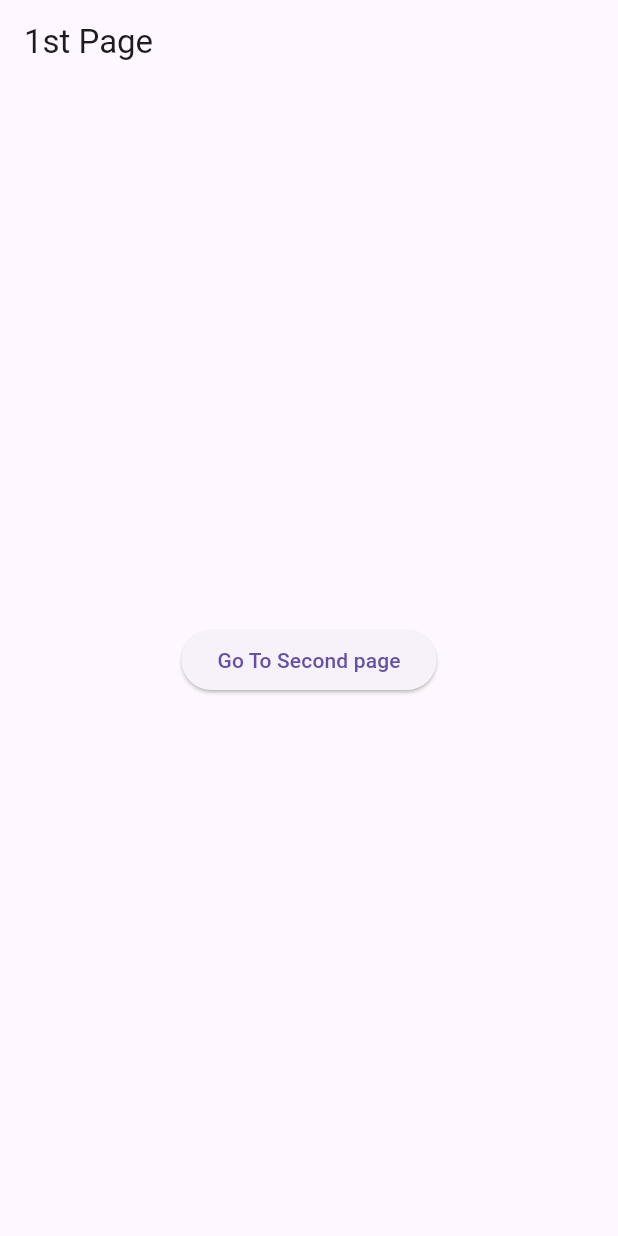
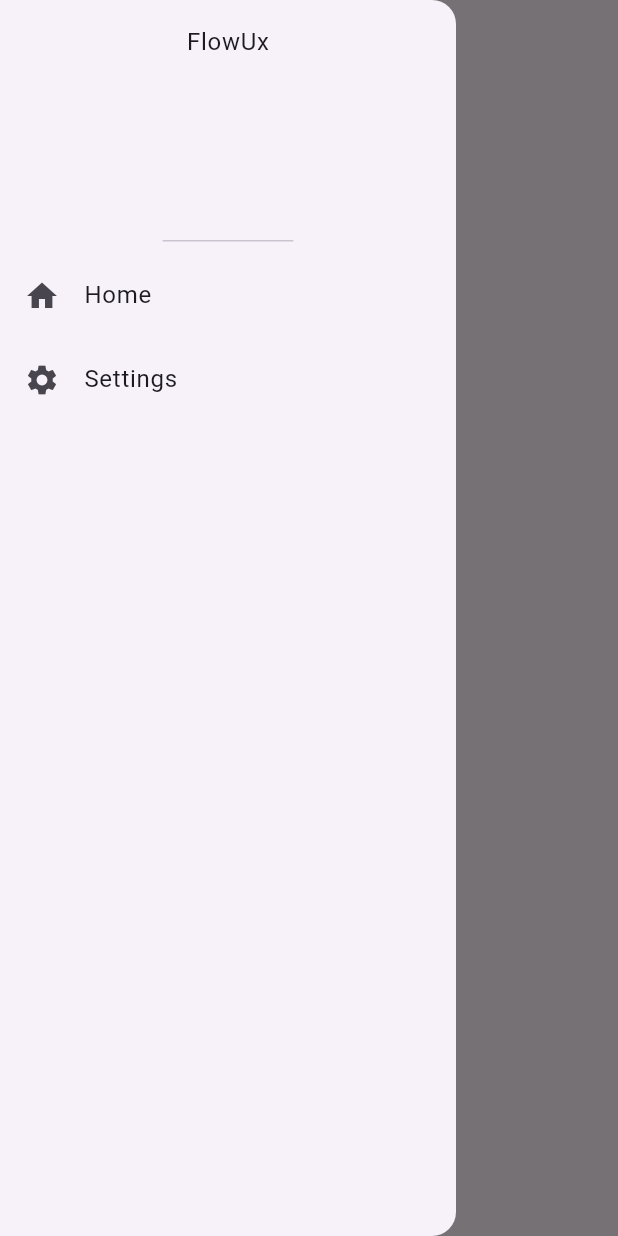
Before and after one commit to Eustachekamala/Flutter-Course, a Flutter app: the screen it shows after launch, with the side drawer open (before the commit the screen has no drawer), on a phone screen of 412 x 824 dp. Run offline on Flutter 3.47's test engine with Material 3 defaults, Android fonts, the phone set to English and light mode, and no system bars.

```diff
--- a/first_app/lib/main.dart
+++ b/first_app/lib/main.dart
@@ -1,5 +1,6 @@
-import 'package:first_app/pages/First_page.dart';
-import 'package:first_app/pages/SecondPage.dart';
+import 'package:first_app/pages/home_page.dart';
+import 'package:first_app/pages/landing_page.dart';
+import 'package:first_app/pages/setting_page.dart';
 import 'package:flutter/material.dart';
 
 void main(){
@@ -7,15 +8,17 @@ void main(){
 }
 
 class MyApp extends StatelessWidget{
-  MyApp({super.key});
+  const MyApp({super.key});
 
   @override
   Widget build(BuildContext context) {
     return MaterialApp(
       debugShowCheckedModeBanner: false,
-      home: FirstPage(),
+      home: LandingPage(),
       routes: {
-        '/secondpage': (context) => SecondPage(),
+        '/landingpage': (context) => LandingPage(),
+        '/homepage' : (context) => HomePage(),
+        '/settingspage': (context) => SettingPage()
       },
     );
   }
--- a/first_app/lib/pages/First_page.dart
+++ /dev/null
@@ -1,24 +0,0 @@
-import 'package:flutter/material.dart';
-import 'SecondPage.dart';
-
-class FirstPage extends StatelessWidget{
-  const FirstPage({super.key});
-
-  @override
-  Widget build(BuildContext context) {
-    return Scaffold(
-      appBar: AppBar(
-        title: Text('1st Page'),
-      ),
-      body: Center(
-        child: ElevatedButton(
-          onPressed: () {
-            // Navigate to second page
-            Navigator.pushNamed(context, '/secondpage');
-          },
-          child: Text("Go To Second page"),
-        ),
-      ),
-    );
-  }
-}
--- /dev/null
+++ b/first_app/lib/pages/home_page.dart
@@ -0,0 +1,17 @@
+import 'package:flutter/material.dart';
+
+class HomePage extends StatelessWidget{
+  const HomePage({super.key});
+
+  @override
+  Widget build(BuildContext context) {
+    return MaterialApp(
+      debugShowCheckedModeBanner: false,
+      home: Scaffold(
+        appBar: AppBar(
+          title: Text('Home Page'),
+        ),
+      ),
+    );
+  }
+}
--- /dev/null
+++ b/first_app/lib/pages/landing_page.dart
@@ -0,0 +1,44 @@
+import 'package:flutter/material.dart';
+
+class LandingPage extends StatelessWidget{
+  const LandingPage({super.key});
+
+  @override
+  Widget build(BuildContext context) {
+    return Scaffold(
+      appBar: AppBar(
+        title: Text('Landing Page'),
+      ),
+      drawer: Drawer(
+        child: Column(
+          children: [
+            DrawerHeader(
+                child: Text('FlowUx')
+            ),
+            // Home Page list title
+            ListTile(
+              leading: Icon(Icons.home),
+              title: Text("Home"),
+              onTap: () {
+                // pop drawer first
+                Navigator.pop(context);
+
+                //Go to home page
+                Navigator.pushNamed(context, '/homepage');
+              },
+            ),
+            //Setting page list
+            ListTile(
+              leading: Icon(Icons.settings),
+              title: Text('Settings'),
+              onTap: () {
+                // Go to Setting Page
+                Navigator.pushNamed(context, '/settingspage');
+              },
+            )
+          ],
+        )
+      ),
+    );
+  }
+}
--- /dev/null
+++ b/first_app/lib/pages/setting_page.dart
@@ -0,0 +1,17 @@
+import 'package:flutter/material.dart';
+
+class SettingPage extends StatelessWidget{
+  const SettingPage({super.key});
+
+  @override
+  Widget build(BuildContext context) {
+    return MaterialApp(
+      debugShowCheckedModeBanner: false,
+      home: Scaffold(
+        appBar: AppBar(
+          title: Text('Settings Page'),
+        ),
+      ),
+    );
+  }
+}
```
Also changed, not shown: first_app/lib/pages/SecondPage.dart (deleted, +0 -16 lines).
